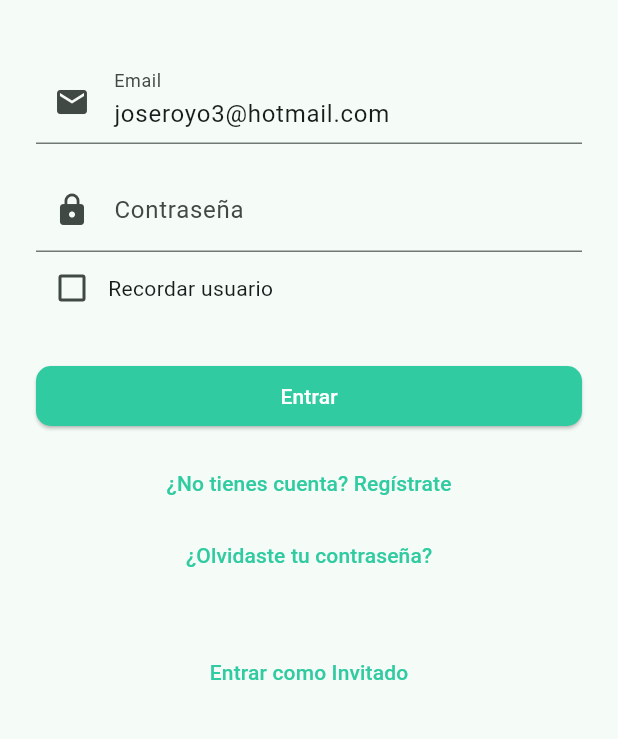
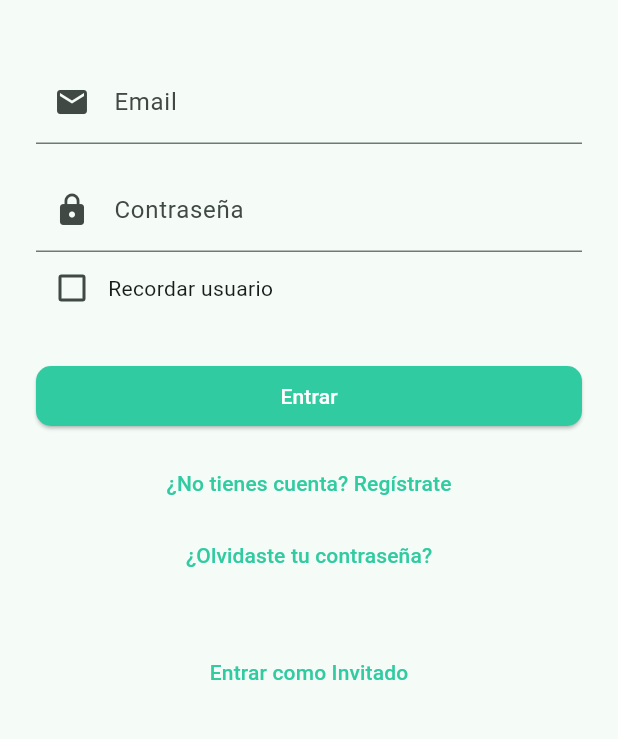
Before and after one commit to joseroyo3/compartimos_gastos_app, a Flutter app: the screen it shows after launch, on a phone screen of 412 x 824 dp, the part 414-1153 px from its top. Run offline on Flutter 3.47's test engine with Material 3 defaults, Android fonts, the phone set to English and light mode, and no system bars; our stand-ins replace cloud_firestore, firebase_auth, firebase_core, shared_preferences; accounts and stored records are empty.

Commit message:
Quito como predeterminado mi correo, lo dejo en blanco Pequeña mejora en el Dialog del agregar pago

```diff
--- a/lib/screens/login_screen.dart
+++ b/lib/screens/login_screen.dart
@@ -13,10 +13,7 @@ class LoginScreen extends StatefulWidget {
 class _LoginScreenState extends State<LoginScreen> {
   final _formKey = GlobalKey<FormState>();
 
-  //final _emailCtrl = TextEditingController();
-  final _emailCtrl = TextEditingController(
-    text: 'joseroyo3@hotmail.com',
-  ); // de momento se deja para acceder mas rápido
+  final _emailCtrl = TextEditingController();
   final _passCtrl = TextEditingController();
   final _controller = LoginController();
 
```
Also changed, not shown: 18 other files.
